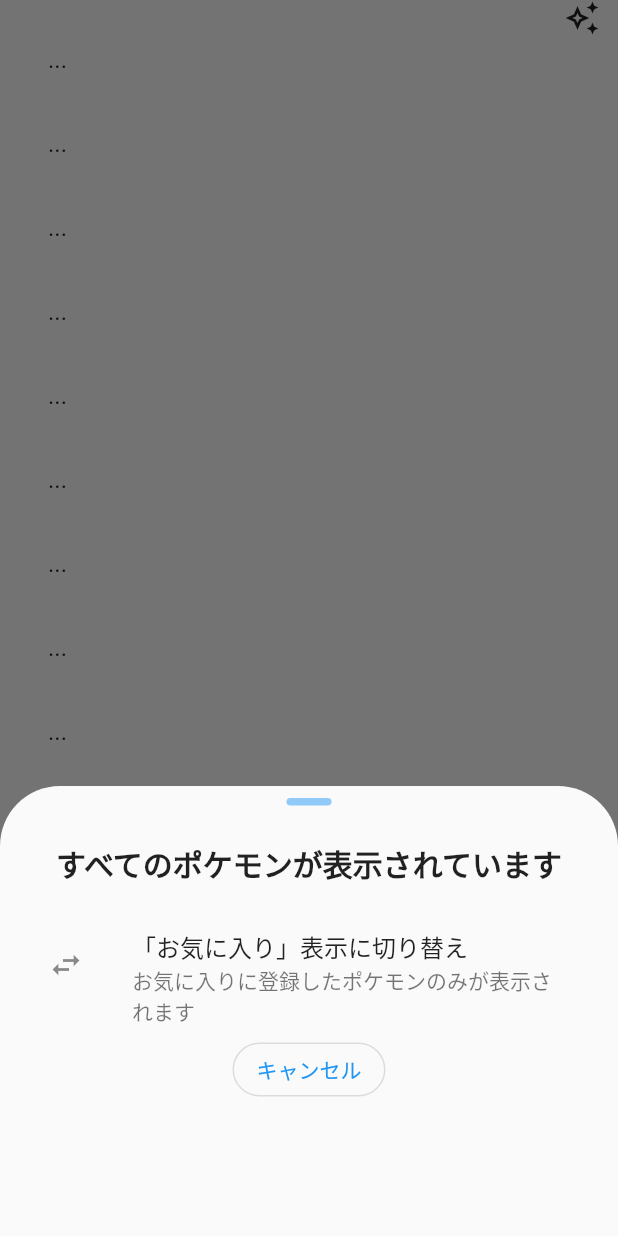
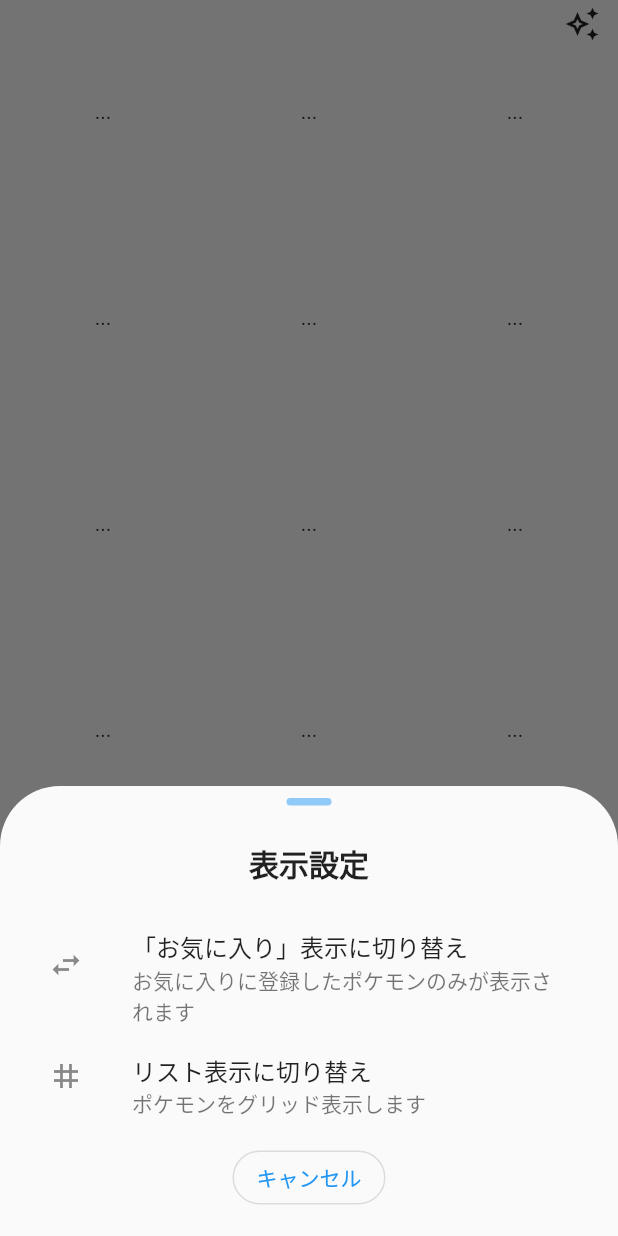
Before and after one commit to sugitlab/pokemon_flutter, a Flutter app: the screen it shows after launch, scrolled down 576 dp, after a tap on the "auto awesome" icon, on a phone screen of 412 x 824 dp. Run offline on Flutter 3.47's test engine with Material 2 defaults, Android fonts, the phone set to English and light mode, and no system bars; our stand-ins replace shared_preferences, sqflite; accounts and stored records are empty; network calls fail.

Commit message:
grid view

```diff
--- a/lib/models/favorite.dart
+++ b/lib/models/favorite.dart
@@ -9,11 +9,12 @@
   }
 
   void syncDb() async {
-    FavoritesDb.read().then(
-      (val) => _favs
+    FavoritesDb.read().then((val) {
+      val.sort((a, b) => a.pokeId.compareTo(b.pokeId));
+      _favs
         ..clear()
-        ..addAll(val),
-    );
+        ..addAll(val);
+    });
     notifyListeners();
   }
 
--- /dev/null
+++ b/lib/poke_grid_item.dart
@@ -0,0 +1,54 @@
+import 'package:flutter/material.dart';
+import './poke_detail.dart';
+import './models/pokemon.dart';
+import './const/pokeapi.dart';
+
+class PokeGridItem extends StatelessWidget {
+  const PokeGridItem({Key? key, required this.poke}) : super(key: key);
+  final Pokemon? poke;
+  @override
+  Widget build(BuildContext context) {
+    if (poke != null) {
+      return Column(
+        children: [
+          InkWell(
+            onTap: () => {
+              Navigator.of(context).push(
+                MaterialPageRoute(
+                  builder: (BuildContext context) => PokeDetail(poke: poke!),
+                ),
+              ),
+            },
+            child: Container(
+              height: 100,
+              width: 100,
+              decoration: BoxDecoration(
+                color: (pokeTypeColors[poke!.types.first] ?? Colors.grey[100])
+                    ?.withOpacity(.3),
+                borderRadius: BorderRadius.circular(10),
+                image: DecorationImage(
+                  fit: BoxFit.fitWidth,
+                  image: NetworkImage(
+                    poke!.imageUrl,
+                  ),
+                ),
+              ),
+            ),
+          ),
+          Text(
+            poke!.name,
+            style: const TextStyle(fontSize: 16, fontWeight: FontWeight.bold),
+          ),
+        ],
+      );
+    } else {
+      return const SizedBox(
+        height: 100,
+        width: 100,
+        child: Center(
+          child: Text('...'),
+        ),
+      );
+    }
+  }
+}
--- a/lib/poke_list.dart
+++ b/lib/poke_list.dart
@@ -4,6 +4,7 @@
 import './models/favorite.dart';
 import './const/pokeapi.dart';
 import './poke_list_item.dart';
+import './poke_grid_item.dart';
 
 class PokeList extends StatefulWidget {
   const PokeList({Key? key}) : super(key: key);
@@ -14,6 +15,7 @@
 class _PokeListState extends State<PokeList> {
   static const int pageSize = 30;
   bool isFavoriteMode = false;
+  bool isGridMode = true;
   int _currentPage = 1;
 
   bool isLastPage(int favsCount, int page) {
@@ -49,8 +51,12 @@
     return ret;
   }
 
-  void changeMode(bool currentMode) {
+  void changeFavMode(bool currentMode) {
     setState(() => isFavoriteMode = !currentMode);
+  }
+
+  void changeGridMode(bool currentMode) {
+    setState(() => isGridMode = !currentMode);
   }
 
   @override
@@ -58,32 +64,11 @@
     return Consumer<FavoritesNotifier>(
       builder: (context, favs, child) => Column(
         children: [
-          Container(
-            height: 24,
-            alignment: Alignment.topRight,
-            child: IconButton(
-              padding: const EdgeInsets.all(0),
-              icon: const Icon(Icons.auto_awesome_outlined),
-              onPressed: () async {
-                var ret = await showModalBottomSheet<bool>(
-                  context: context,
-                  shape: const RoundedRectangleBorder(
-                    borderRadius: BorderRadius.only(
-                      topLeft: Radius.circular(40),
-                      topRight: Radius.circular(40),
-                    ),
-                  ),
-                  builder: (BuildContext context) {
-                    return ViewModeBottomSheet(
-                      favMode: isFavoriteMode,
-                    );
-                  },
-                );
-                if (ret != null && ret) {
-                  changeMode(isFavoriteMode);
-                }
-              },
-            ),
+          TopHeadMenu(
+            isFavoriteMode: isFavoriteMode,
+            changeFavMode: changeFavMode,
+            isGridMode: isGridMode,
+            changeGridMode: changeGridMode,
           ),
           Expanded(
             child: Consumer<PokemonsNotifier>(
@@ -91,15 +76,52 @@
                 if (itemCount(favs.favs.length, _currentPage) == 0) {
                   return const Text('no data');
                 } else {
-                  return ListView.builder(
-                    padding:
-                        const EdgeInsets.symmetric(vertical: 4, horizontal: 16),
+                  if (isGridMode) {
+                    return GridView.builder(
+                      gridDelegate:
+                          const SliverGridDelegateWithFixedCrossAxisCount(
+                        crossAxisCount: 3,
+                      ),
                       itemCount: itemCount(favs.favs.length, _currentPage) + 1,
                       itemBuilder: (context, index) {
-                      if (index == itemCount(favs.favs.length, _currentPage)) {
+                        if (index ==
+                            itemCount(favs.favs.length, _currentPage)) {
+                          return Padding(
+                            padding: const EdgeInsets.all(16),
+                            child: OutlinedButton(
+                              child: const Text('more'),
+                              style: OutlinedButton.styleFrom(
+                                shape: RoundedRectangleBorder(
+                                  borderRadius: BorderRadius.circular(20),
+                                ),
+                              ),
+                              onPressed:
+                                  isLastPage(favs.favs.length, _currentPage)
+                                      ? null
+                                      : () => {
+                                            setState(() => _currentPage++),
+                                          },
+                            ),
+                          );
+                        } else {
+                          return PokeGridItem(
+                            poke: pokes.byId(itemId(favs.favs, index)),
+                          );
+                        }
+                      },
+                    );
+                  } else {
+                    return ListView.builder(
+                      padding: const EdgeInsets.symmetric(
+                          vertical: 4, horizontal: 16),
+                      itemCount: itemCount(favs.favs.length, _currentPage) + 1,
+                      itemBuilder: (context, index) {
+                        if (index ==
+                            itemCount(favs.favs.length, _currentPage)) {
                           return OutlinedButton(
                             child: const Text('more'),
-                          onPressed: isLastPage(favs.favs.length, _currentPage)
+                            onPressed:
+                                isLastPage(favs.favs.length, _currentPage)
                                     ? null
                                     : () => {
                                           setState(() => _currentPage++),
@@ -113,6 +135,7 @@
                       },
                     );
                   }
+                }
               },
             ),
           ),
@@ -122,22 +145,69 @@
   }
 }
 
+class TopHeadMenu extends StatelessWidget {
+  const TopHeadMenu({
+    Key? key,
+    required this.isFavoriteMode,
+    required this.changeFavMode,
+    required this.isGridMode,
+    required this.changeGridMode,
+  }) : super(key: key);
+  final bool isFavoriteMode;
+  final Function(bool) changeFavMode;
+  final bool isGridMode;
+  final Function(bool) changeGridMode;
+
+  @override
+  Widget build(BuildContext context) {
+    return Container(
+      height: 32,
+      alignment: Alignment.topRight,
+      child: IconButton(
+        padding: const EdgeInsets.all(0),
+        icon: const Icon(Icons.auto_awesome_outlined),
+        onPressed: () async {
+          await showModalBottomSheet<void>(
+            context: context,
+            shape: const RoundedRectangleBorder(
+              borderRadius: BorderRadius.only(
+                topLeft: Radius.circular(40),
+                topRight: Radius.circular(40),
+              ),
+            ),
+            builder: (BuildContext context) {
+              return ViewModeBottomSheet(
+                favMode: isFavoriteMode,
+                changeFavMode: changeFavMode,
+                gridMode: isGridMode,
+                changeGridMode: changeGridMode,
+              );
+            },
+          );
+        },
+      ),
+    );
+  }
+}
+
 class ViewModeBottomSheet extends StatelessWidget {
   const ViewModeBottomSheet({
     Key? key,
     required this.favMode,
+    required this.changeFavMode,
+    required this.gridMode,
+    required this.changeGridMode,
   }) : super(key: key);
   final bool favMode;
+  final Function(bool) changeFavMode;
+  final bool gridMode;
+  final Function(bool) changeGridMode;
 
   String mainText(bool fav) {
-    if (fav) {
-      return 'お気に入りのポケモンが表示されています';
-    } else {
-      return 'すべてのポケモンが表示されています';
-    }
+    return '表示設定';
   }
 
-  String menuTitle(bool fav) {
+  String menuFavTitle(bool fav) {
     if (fav) {
       return '「すべて」表示に切り替え';
     } else {
@@ -145,11 +215,27 @@
     }
   }
 
-  String menuSubtitle(bool fav) {
+  String menuFavSubtitle(bool fav) {
     if (fav) {
       return '全てのポケモンが表示されます';
     } else {
       return 'お気に入りに登録したポケモンのみが表示されます';
+    }
+  }
+
+  String menuGridTitle(bool grid) {
+    if (grid) {
+      return 'リスト表示に切り替え';
+    } else {
+      return 'グリッド表示に切り替え';
+    }
+  }
+
+  String menuGridSubtitle(bool grid) {
+    if (grid) {
+      return 'ポケモンをグリッド表示します';
+    } else {
+      return 'ポケモンをリスト表示します';
     }
   }
 
@@ -182,13 +268,27 @@
             ListTile(
               leading: const Icon(Icons.swap_horiz),
               title: Text(
-                menuTitle(favMode),
+                menuFavTitle(favMode),
               ),
               subtitle: Text(
-                menuSubtitle(favMode),
+                menuFavSubtitle(favMode),
               ),
               onTap: () {
-                Navigator.pop(context, true);
+                changeFavMode(favMode);
+                Navigator.pop(context);
+              },
+            ),
+            ListTile(
+              leading: const Icon(Icons.grid_3x3),
+              title: Text(
+                menuGridTitle(gridMode),
+              ),
+              subtitle: Text(
+                menuGridSubtitle(gridMode),
+              ),
+              onTap: () {
+                changeGridMode(gridMode);
+                Navigator.pop(context);
               },
             ),
             OutlinedButton(
```
Lines whose indentation alone changed are shown as unchanged.
